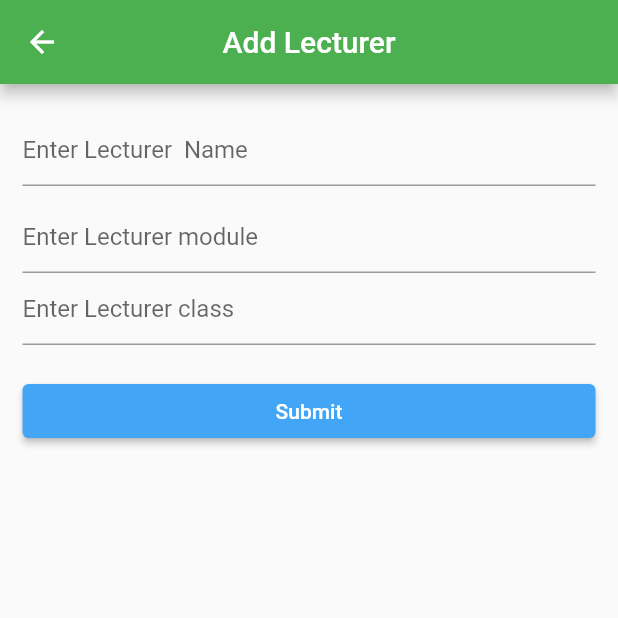
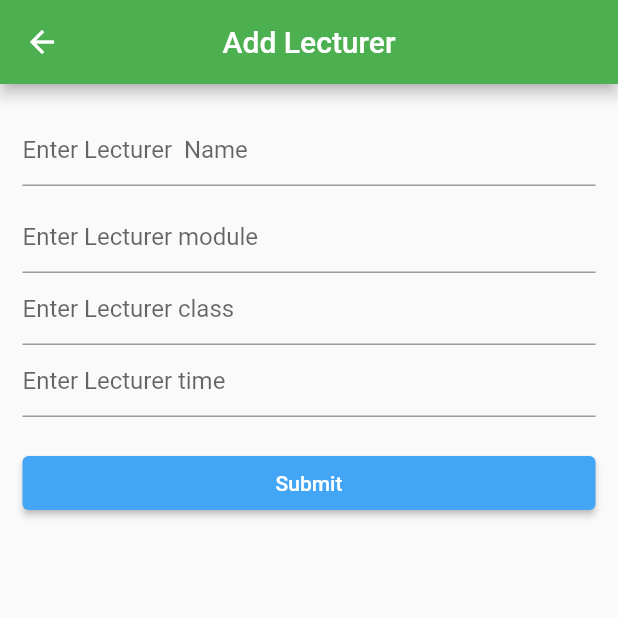
Before and after one commit to shadkasera/must_online, a Flutter app: the AddLecturer screen opened directly, on a phone screen of 412 x 824 dp, the top half of it. Run offline on Flutter 3.47's test engine with Material 2 defaults, Android fonts, the phone set to English and light mode, and no system bars; our stand-ins replace cloud_firestore, firebase_auth, firebase_core; accounts and stored records are empty.

Commit message:
updated firebase display with copies in the app

```diff
--- a/lib/models/lecturer.dart
+++ b/lib/models/lecturer.dart
@@ -5,10 +5,12 @@ class Lecturer {
   String name;
   String module;
   String klass;
+  String time;
 
 
 
-  Lecturer({required this.id, required this.name, required this.module, required this.klass});
+
+  Lecturer({required this.id, required this.name, required this.module, required this.klass, required this.time});
 
   factory Lecturer.fromJson(Map<String, dynamic> json) {
     return Lecturer(
@@ -16,6 +18,7 @@ class Lecturer {
       name: json['name'],
       module: json['module'],
       klass: json['klass'],
+      time: json['time'],
 
     );
   }
@@ -26,6 +29,7 @@ class Lecturer {
       'name': name,
       'module': module,
       'klass': klass,
+      'time': time,
 
     };
   }
--- a/lib/pages/add_lecturer.dart
+++ b/lib/pages/add_lecturer.dart
@@ -1,7 +1,6 @@
 import 'package:flutter/material.dart';
 import 'package:cloud_firestore/cloud_firestore.dart';
 import 'package:must_online/models/lecturer.dart';
-import 'package:must_online/models/school.dart';
 
 class AddLecturer extends StatefulWidget {
   const AddLecturer({super.key});
@@ -15,6 +14,7 @@ class _AddLecturerState extends State<AddLecturer> {
   String location = '';
   String module= '';
   String klass = '';
+  String time= '';
 
   @override
   Widget build(BuildContext context) {
@@ -60,6 +60,16 @@ class _AddLecturerState extends State<AddLecturer> {
                   hintText: 'Enter Lecturer class',
                 ),
               ),
+              TextField(
+                onChanged: (value) {
+                  setState(() {
+                    time = value;
+                  });
+                },
+                decoration: const InputDecoration(
+                  hintText: 'Enter Lecturer time',
+                ),
+              ),
               const SizedBox(height: 20),
               ElevatedButton(
                 style: ElevatedButton.styleFrom(
@@ -82,7 +92,7 @@ class _AddLecturerState extends State<AddLecturer> {
     final docLecturer = FirebaseFirestore.instance.collection('lecturers').doc();
 
     try {
-      final lecturer = Lecturer(id: docLecturer.id, name: name,  module: module, klass: klass);
+      final lecturer = Lecturer(id: docLecturer.id, name: name,  module: module, klass: klass, time: time);
       final json = lecturer.toJson();
 
       await docLecturer.set(json);
```
Also changed, not shown: lib/pages/homescreen.dart (+6 -6 lines).
